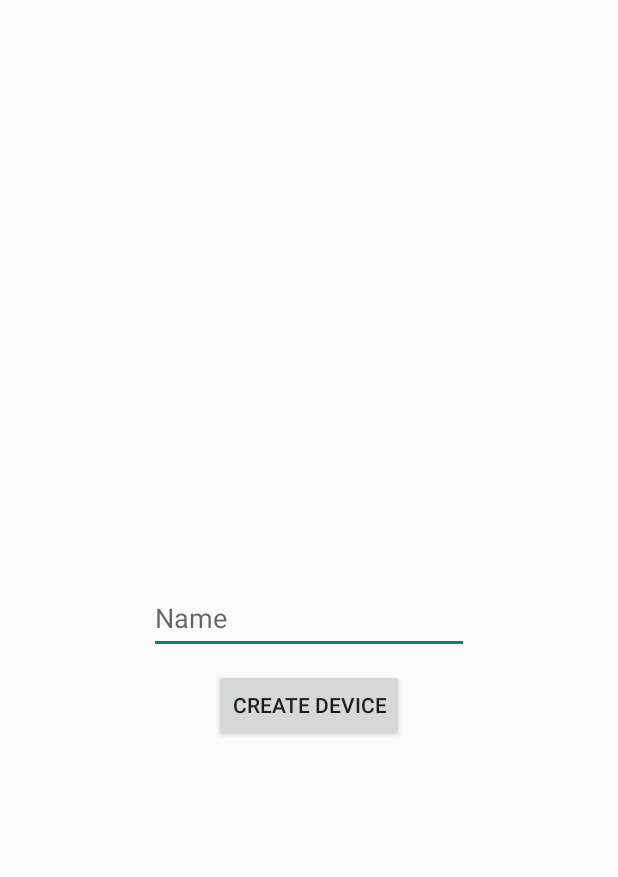
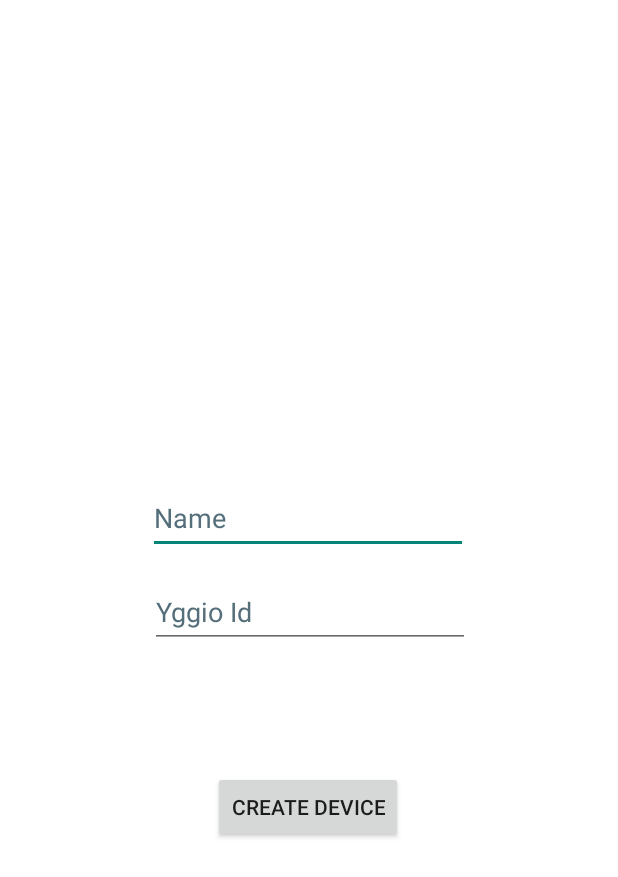
Before and after one commit to MarkXVI/BikeTracker, an Android app: the fragment CreateDeviceFragment shown on its own in the app's theme, on a phone screen of 412 x 824 dp. Shown: the top 877 px of the screen. Run offline under Robolectric (Android 15) with nearby library versions, the light colour scheme and no system bars; libraries missing offline, so code that uses them is left out: org.bson, org.bson.types.

```diff
--- a/app/src/main/res/layout/fragment_create_device.xml
+++ b/app/src/main/res/layout/fragment_create_device.xml
@@ -1,9 +1,21 @@
 <?xml version="1.0" encoding="utf-8"?>
-<androidx.constraintlayout.widget.ConstraintLayout xmlns:android="http://schemas.android.com/apk/res/android"
+<androidx.constraintlayout.widget.ConstraintLayout
+    xmlns:android="http://schemas.android.com/apk/res/android"
     xmlns:app="http://schemas.android.com/apk/res-auto"
-    xmlns:tools="http://schemas.android.com/tools"
     android:layout_width="match_parent"
     android:layout_height="match_parent">
+
+    <View
+        android:id="@+id/view_create_device"
+        android:layout_width="wrap_content"
+        android:layout_height="wrap_content"
+        android:background="#FFFFFF"
+        app:layout_constraintBottom_toBottomOf="parent"
+        app:layout_constraintEnd_toEndOf="parent"
+        app:layout_constraintHorizontal_bias="0.0"
+        app:layout_constraintStart_toStartOf="parent"
+        app:layout_constraintTop_toTopOf="parent"
+        app:layout_constraintVertical_bias="0.0" />
 
     <EditText
         android:id="@+id/editTextCreateDeviceName"
@@ -14,21 +26,43 @@
         android:hint="@string/name"
         android:inputType="textPersonName"
         android:minHeight="48dp"
+        android:textColorHint="#546E7A"
         app:layout_constraintBottom_toBottomOf="parent"
         app:layout_constraintEnd_toEndOf="parent"
+        app:layout_constraintHorizontal_bias="0.497"
         app:layout_constraintStart_toStartOf="parent"
         app:layout_constraintTop_toTopOf="parent"
-        tools:layout_editor_absoluteX="91dp"
-        tools:layout_editor_absoluteY="306dp" />
+        app:layout_constraintVertical_bias="0.414" />
+
+    <EditText
+        android:id="@+id/editTextCreateDeviceYggioId"
+        android:layout_width="wrap_content"
+        android:layout_height="wrap_content"
+        android:autofillHints=""
+        android:ems="10"
+        android:hint="@string/yggio_id"
+        android:inputType="textPersonName"
+        android:minHeight="48dp"
+        android:textColorHint="#546E7A"
+        app:layout_constraintBottom_toBottomOf="parent"
+        app:layout_constraintEnd_toEndOf="parent"
+        app:layout_constraintHorizontal_bias="0.502"
+        app:layout_constraintStart_toStartOf="parent"
+        app:layout_constraintTop_toBottomOf="@+id/editTextCreateDeviceName"
+        app:layout_constraintVertical_bias="0.036" />
 
     <Button
         android:id="@+id/buttonCreateDevice"
         android:layout_width="wrap_content"
         android:layout_height="wrap_content"
-        android:layout_marginTop="10dp"
+        android:layout_marginTop="80dp"
+        android:layout_marginBottom="224dp"
         android:text="@string/create_device"
+        app:layout_constraintBottom_toBottomOf="parent"
         app:layout_constraintEnd_toEndOf="parent"
+        app:layout_constraintHorizontal_bias="0.498"
         app:layout_constraintStart_toStartOf="parent"
-        app:layout_constraintTop_toBottomOf="@+id/editTextCreateDeviceName" />
+        app:layout_constraintTop_toBottomOf="@+id/editTextCreateDeviceYggioId"
+        app:layout_constraintVertical_bias="0.049" />
 
 </androidx.constraintlayout.widget.ConstraintLayout>
--- a/app/src/main/res/layout/fragment_map.xml
+++ b/app/src/main/res/layout/fragment_map.xml
@@ -29,7 +29,7 @@
         app:layout_constraintTop_toTopOf="parent" />
 
     <com.google.android.material.floatingactionbutton.FloatingActionButton
-        android:id="@+id/fab"
+        android:id="@+id/plus"
         android:layout_width="wrap_content"
         android:layout_height="wrap_content"
         android:layout_gravity="bottom|end"
--- a/app/src/main/res/values/strings.xml
+++ b/app/src/main/res/values/strings.xml
@@ -35,4 +35,5 @@
     <string name="name">Name</string>
     <string name="create_device">Create Device</string>
     <string name="myLocationDescription">Center device GPS location on map</string>
+    <string name="yggio_id">Yggio Id</string>
 </resources>
```
Also changed, not shown: app/src/main/java/com/example/biketracker/DB/Device.java (+11 -1 lines), app/src/main/java/com/example/biketracker/UI/group/CreateDeviceFragment.java (+6 -1 lines), app/src/main/java/com/example/biketracker/UI/map/MapFragment.java (+45 -5 lines), app/src/main/res/layout/fragment_create_group.xml (+14 -1 lines).
